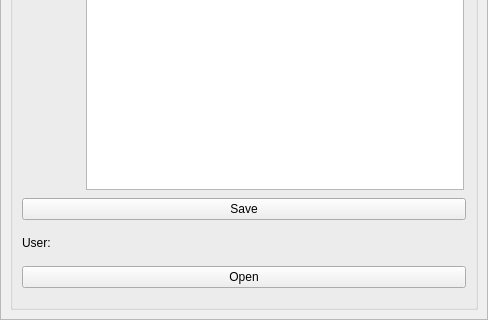
Old version of the form core/saver_loader/ui/saver_loader.ui in the repository ronnyascencio/xO; both pictures show x 0 to 488 and y 305 to 625 of the 488 by 625 pixel window.
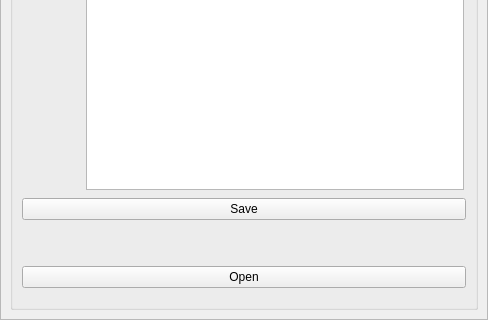
New version of the form.

The edit to the form file:
```diff
--- a/core/saver_loader/ui/saver_loader.ui
+++ b/core/saver_loader/ui/saver_loader.ui
@@ -329,7 +329,7 @@
                  <item>
                   <widget class="QLabel" name="lbl_user">
                    <property name="text">
-                    <string>User:</string>
+                    <string/>
                    </property>
                   </widget>
                  </item>
```
Left out of the diff: 2 changed lines with no effect on the pictures.
